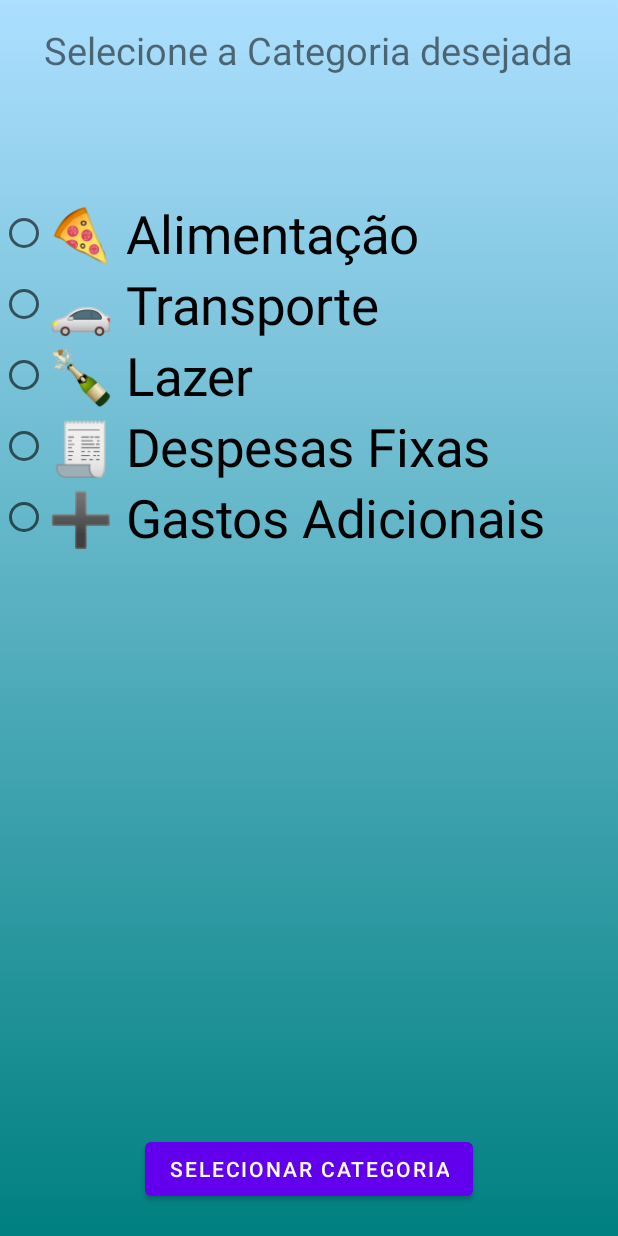
After one commit to brunoastephan/MAC350---Controle.se, an Android app: the CategoryChoiceActivity screen opened directly, with no data from a screen before it, on a phone screen of 412 x 824 dp. The commit adds this screen. Run offline under Robolectric (Android 15) with nearby library versions, the phone set to English and light mode, and no system bars.

Commit message:
adiciona atividade de seleção de categoria

```diff
--- a/app/src/main/AndroidManifest.xml
+++ b/app/src/main/AndroidManifest.xml
@@ -25,6 +25,8 @@
         </activity>
         <activity android:name=".activities.NewCategoryActivity">
         </activity>
+        <activity android:name=".activities.CategoryChoiceActivity">
+        </activity>
     </application>
 
 </manifest>
--- /dev/null
+++ b/app/src/main/java/fb/controle/se/activities/CategoryChoiceActivity.kt
@@ -0,0 +1,88 @@
+package fb.controle.se.activities
+
+import android.content.Intent
+import android.os.Bundle
+import android.provider.BaseColumns
+import android.util.Log
+import android.widget.Button
+import android.widget.RadioButton
+import android.widget.RadioGroup
+import android.widget.ScrollView
+import android.widget.Toast
+import androidx.appcompat.app.AppCompatActivity
+import fb.controle.se.R
+import fb.controle.se.database.DatabaseContract
+import fb.controle.se.database.DbCategoryReader
+
+class CategoryChoiceActivity : AppCompatActivity() {
+    private lateinit var dbCategoryReader: DbCategoryReader
+    private lateinit var scroller: ScrollView
+    private lateinit var radioGroup: RadioGroup
+    private lateinit var selectCategoryButton: Button
+
+    private fun createCategoryButton(category: Map<String, Any>): RadioButton {
+        val categoryButton = RadioButton(this)
+        categoryButton.layoutParams = RadioGroup.LayoutParams(
+            RadioGroup.LayoutParams.MATCH_PARENT,
+            RadioGroup.LayoutParams.MATCH_PARENT
+        )
+        categoryButton.text = getString(R.string.category_button_template).format(category[DatabaseContract.CategoriesEntry.COLUMN_ICON], category[DatabaseContract.CategoriesEntry.COLUMN_NAME])
+        categoryButton.textSize = 35F
+        return categoryButton
+    }
+
+    private fun createCategoryList(): RadioGroup {
+        val categoryList = RadioGroup(this)
+        categoryList.layoutParams = RadioGroup.LayoutParams(
+            RadioGroup.LayoutParams.WRAP_CONTENT,
+            RadioGroup.LayoutParams.WRAP_CONTENT
+        )
+
+        return categoryList
+    }
+
+    private fun addCategoriesRadioGroup(radioGroup: RadioGroup) {
+        val categories = dbCategoryReader.readCategories()
+        for (category in categories) {
+            radioGroup.addView(createCategoryButton(category))
+        }
+    }
+
+    private fun getSelectedCategory(categories: List<Map<String, Any>>, checkedRadioButtonId: Int): Int{
+        val firstChild = radioGroup.getChildAt(0)
+        val firstId = firstChild.id
+        val selectedCategoryIndex = checkedRadioButtonId - firstId
+        return categories[selectedCategoryIndex][BaseColumns._ID].toString().toInt()
+    }
+    private fun selectCategoryButtonClick() {
+        val checkedRadioButtonId = radioGroup.checkedRadioButtonId
+        if (checkedRadioButtonId == -1) {
+            Toast.makeText(this, getString(R.string.no_category_selected_warning), Toast.LENGTH_SHORT).show()
+            return
+        }
+        val categories = dbCategoryReader.readCategories()
+        val selectedCategory = getSelectedCategory(categories, checkedRadioButtonId)
+
+        val intent = Intent(this, NewExpenseActivity::class.java)
+        intent.putExtra("selectedCategory", selectedCategory.toString())
+        startActivity(intent)
+        finish()
+    }
+
+    override fun onCreate(savedInstanceState: Bundle?) {
+        super.onCreate(savedInstanceState)
+        setContentView(R.layout.activity_category_choice)
+
+        dbCategoryReader = DbCategoryReader(this)
+
+        scroller = findViewById(R.id.category_list_scroller)
+        radioGroup = createCategoryList()
+        scroller.addView(radioGroup)
+
+        selectCategoryButton = findViewById(R.id.select_category_button)
+        selectCategoryButton.setOnClickListener { selectCategoryButtonClick() }
+        addCategoriesRadioGroup(radioGroup)
+
+        supportActionBar?.hide()
+    }
+}
--- /dev/null
+++ b/app/src/main/res/layout/activity_category_choice.xml
@@ -0,0 +1,52 @@
+<?xml version="1.0" encoding="utf-8"?>
+<androidx.constraintlayout.widget.ConstraintLayout xmlns:android="http://schemas.android.com/apk/res/android"
+    xmlns:app="http://schemas.android.com/apk/res-auto"
+    xmlns:tools="http://schemas.android.com/tools"
+    android:background="@drawable/gradient_color"
+    android:layout_width="match_parent"
+    android:layout_height="match_parent">
+
+    <androidx.constraintlayout.widget.ConstraintLayout
+        android:id="@+id/constraintLayout2"
+        android:layout_width="0dp"
+        android:layout_height="90dp"
+        app:layout_constraintBottom_toBottomOf="parent"
+        app:layout_constraintEnd_toEndOf="parent"
+        app:layout_constraintStart_toStartOf="parent">
+
+        <Button
+            android:id="@+id/select_category_button"
+            android:layout_width="wrap_content"
+            android:layout_height="wrap_content"
+            android:text="@string/select_category"
+            app:layout_constraintBottom_toBottomOf="parent"
+            app:layout_constraintEnd_toEndOf="parent"
+            app:layout_constraintStart_toStartOf="parent"
+            app:layout_constraintTop_toTopOf="parent" />
+    </androidx.constraintlayout.widget.ConstraintLayout>
+
+    <TextView
+        android:id="@+id/category_list_title"
+        android:layout_width="wrap_content"
+        android:layout_height="wrap_content"
+        android:layout_marginTop="16dp"
+        android:text="@string/category_choice_title"
+        android:textSize="25sp"
+        app:layout_constraintEnd_toEndOf="parent"
+        app:layout_constraintHorizontal_bias="0.491"
+        app:layout_constraintStart_toStartOf="parent"
+        app:layout_constraintTop_toTopOf="parent" />
+
+    <ScrollView
+        android:id="@+id/category_list_scroller"
+        android:layout_width="409dp"
+        android:layout_height="602dp"
+        android:contentDescription="@string/category_choice_description"
+        app:layout_constraintBottom_toTopOf="@+id/constraintLayout2"
+        app:layout_constraintEnd_toEndOf="parent"
+        app:layout_constraintHorizontal_bias="0.0"
+        app:layout_constraintStart_toStartOf="parent"
+        app:layout_constraintTop_toBottomOf="@+id/category_list_title"
+        app:layout_constraintVertical_bias="1.0"/>
+
+</androidx.constraintlayout.widget.ConstraintLayout>
--- a/app/src/main/res/values/strings.xml
+++ b/app/src/main/res/values/strings.xml
@@ -16,6 +16,8 @@
     <string name="btn_7">7</string>
     <string name="btn_8">8</string>
     <string name="btn_9">9</string>
+    <string name="btn_category">%1$s</string>
+
     <string name="btn_clear">CLEAR</string>
     <string name="btn_del">DEL</string>
     <string name="btn_00">00</string>
@@ -36,5 +38,12 @@
     <string name="category_extra_costs_icon">➕</string>
     <string name="new_cat">New category</string>
     <string name="new_icon">New icon</string>
+    <string name="category_choice_invalid">"Selecione uma categoria para continuar"</string>
+
+    <string name="category_choice_description">Defina que categoria será utilizada em Transação</string>
+    <string name="category_choice_title">Selecione a Categoria desejada</string>
+    <string name="category_button_template">%1$s   %2$s</string>
+    <string name="select_category">SELECIONAR CATEGORIA</string>
+    <string name="no_category_selected_warning">Por favor, selecione uma categoria!</string>
 
 </resources>
```
Also changed, not shown: app/src/main/java/fb/controle/se/activities/NewExpenseActivity.kt (+37 -20 lines), app/src/main/res/layout/activity_new_expense.xml (+17 -1 lines).
